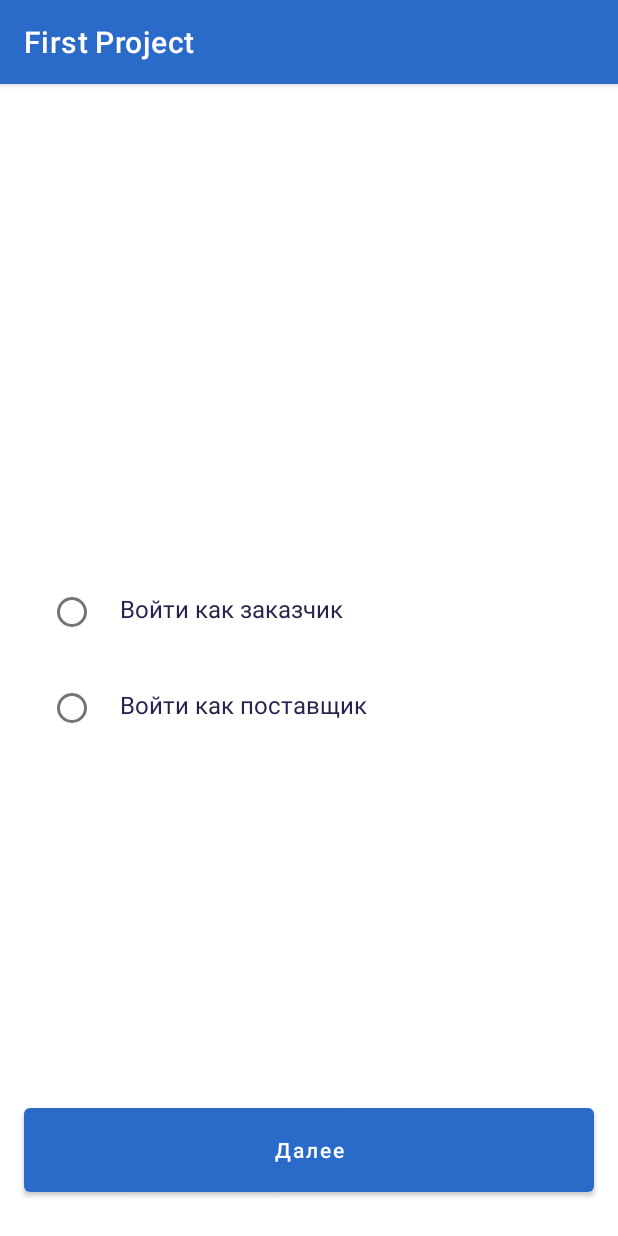
After one commit to sonyMrk/EnergyCompaniesApp, an Android app: the SignIn screen opened directly, with no data from a screen before it, on a phone screen of 412 x 824 dp. The commit adds this screen. Run offline under Robolectric (Android 15) with nearby library versions, the phone set to English and light mode, and no system bars.

Commit message:
Sign in page

```diff
--- a/app/src/main/AndroidManifest.xml
+++ b/app/src/main/AndroidManifest.xml
@@ -9,6 +9,7 @@
         android:roundIcon="@mipmap/ic_launcher_round"
         android:supportsRtl="true"
         android:theme="@style/Theme.FirstProject">
+        <activity android:name=".SignIn"></activity>
         <activity android:name=".MainActivity">
             <intent-filter>
                 <action android:name="android.intent.action.MAIN" />
@@ -16,6 +17,7 @@
                 <category android:name="android.intent.category.LAUNCHER" />
             </intent-filter>
         </activity>
+
         <meta-data
             android:name="preloaded_fonts"
             android:resource="@array/preloaded_fonts" />
--- a/app/src/main/java/com/example/firstproject/MainActivity.java
+++ b/app/src/main/java/com/example/firstproject/MainActivity.java
@@ -2,7 +2,9 @@ package com.example.firstproject;
 
 import androidx.appcompat.app.AppCompatActivity;
 
+import android.content.Intent;
 import android.os.Bundle;
+import android.view.View;
 import android.view.Window;
 import android.view.WindowManager;
 
@@ -16,4 +18,9 @@ public class MainActivity extends AppCompatActivity {
         getSupportActionBar().hide();
         setContentView(R.layout.activity_main);
     }
+
+    public void onClick(View view){
+        Intent intent = new Intent(this, SignIn.class);
+        startActivity(intent);
+    }
 }
--- /dev/null
+++ b/app/src/main/java/com/example/firstproject/SignIn.java
@@ -0,0 +1,14 @@
+package com.example.firstproject;
+
+import androidx.appcompat.app.AppCompatActivity;
+
+import android.os.Bundle;
+
+public class SignIn extends AppCompatActivity {
+
+    @Override
+    protected void onCreate(Bundle savedInstanceState) {
+        super.onCreate(savedInstanceState);
+        setContentView(R.layout.activity_sign_in);
+    }
+}
--- a/app/src/main/res/layout/activity_main.xml
+++ b/app/src/main/res/layout/activity_main.xml
@@ -35,6 +35,7 @@
         android:textSize="16sp"
         android:fontFamily="@font/montserrat"
         android:layout_marginStart="16dp"
+        android:onClick="onClick"
         android:layout_marginEnd="16dp"
         app:layout_constraintLeft_toLeftOf="parent"
         app:layout_constraintRight_toRightOf="parent"
--- /dev/null
+++ b/app/src/main/res/layout/activity_sign_in.xml
@@ -0,0 +1,63 @@
+<?xml version="1.0" encoding="utf-8"?>
+<androidx.constraintlayout.widget.ConstraintLayout
+    xmlns:android="http://schemas.android.com/apk/res/android"
+    xmlns:app="http://schemas.android.com/apk/res-auto"
+    xmlns:tools="http://schemas.android.com/tools"
+    android:layout_width="match_parent"
+    android:layout_height="match_parent"
+    tools:context=".SignIn">
+
+    <RadioGroup
+        android:id="@+id/radioGroup"
+        android:layout_width="match_parent"
+        android:layout_height="wrap_content"
+        android:orientation="vertical"
+        android:layout_marginStart="16dp"
+        android:layout_marginEnd="16dp"
+        app:layout_constraintLeft_toLeftOf="parent"
+        app:layout_constraintRight_toRightOf="parent"
+        app:layout_constraintTop_toTopOf="parent"
+        app:layout_constraintBottom_toBottomOf="parent" >
+
+        <RadioButton
+            android:id="@+id/customer"
+            android:layout_width="match_parent"
+            android:layout_height="wrap_content"
+            android:textColor="@color/textColor"
+            android:fontFamily="@font/montserrat"
+            android:layout_marginStart="16dp"
+            android:paddingStart="16dp"
+            android:paddingEnd="16dp"
+            android:layout_marginBottom="16dp"
+            android:textSize="16sp"
+            android:text="@string/sign_in_customer" />
+
+        <RadioButton
+            android:id="@+id/provider"
+            android:layout_width="match_parent"
+            android:layout_height="wrap_content"
+            android:textColor="@color/textColor"
+            android:textSize="16sp"
+            android:fontFamily="@font/montserrat"
+            android:layout_marginStart="16dp"
+            android:paddingStart="16dp"
+            android:paddingEnd="16dp"
+            android:text="@string/sign_in_provider" />
+
+    </RadioGroup>
+
+    <Button
+        android:id="@+id/next"
+        android:layout_width="match_parent"
+        android:layout_height="56dp"
+        android:text="@string/next"
+        android:textAllCaps="false"
+        android:background="@drawable/rounded_button"
+        android:layout_marginStart="16dp"
+        android:layout_marginEnd="16dp"
+        android:layout_marginBottom="29dp"
+        app:layout_constraintLeft_toLeftOf="parent"
+        app:layout_constraintRight_toRightOf="parent"
+        app:layout_constraintBottom_toBottomOf="parent"/>
+
+</androidx.constraintlayout.widget.ConstraintLayout>
--- a/app/src/main/res/values/colors.xml
+++ b/app/src/main/res/values/colors.xml
@@ -8,4 +8,5 @@
     <color name="black">#FF000000</color>
     <color name="white">#FFFFFFFF</color>
     <color name="btBlueColor">#2A6AC9</color>
+    <color name="textColor">#27214D</color>
 </resources>
--- a/app/src/main/res/values/strings.xml
+++ b/app/src/main/res/values/strings.xml
@@ -2,4 +2,7 @@
     <string name="app_name">First Project</string>
     <string name="sign_up">Зарегистрироваться</string>
     <string name="sign_in">Войти</string>
+    <string name="sign_in_customer">Войти как заказчик</string>
+    <string name="sign_in_provider">Войти как поставщик</string>
+    <string name="next">Далее</string>
 </resources>
```
